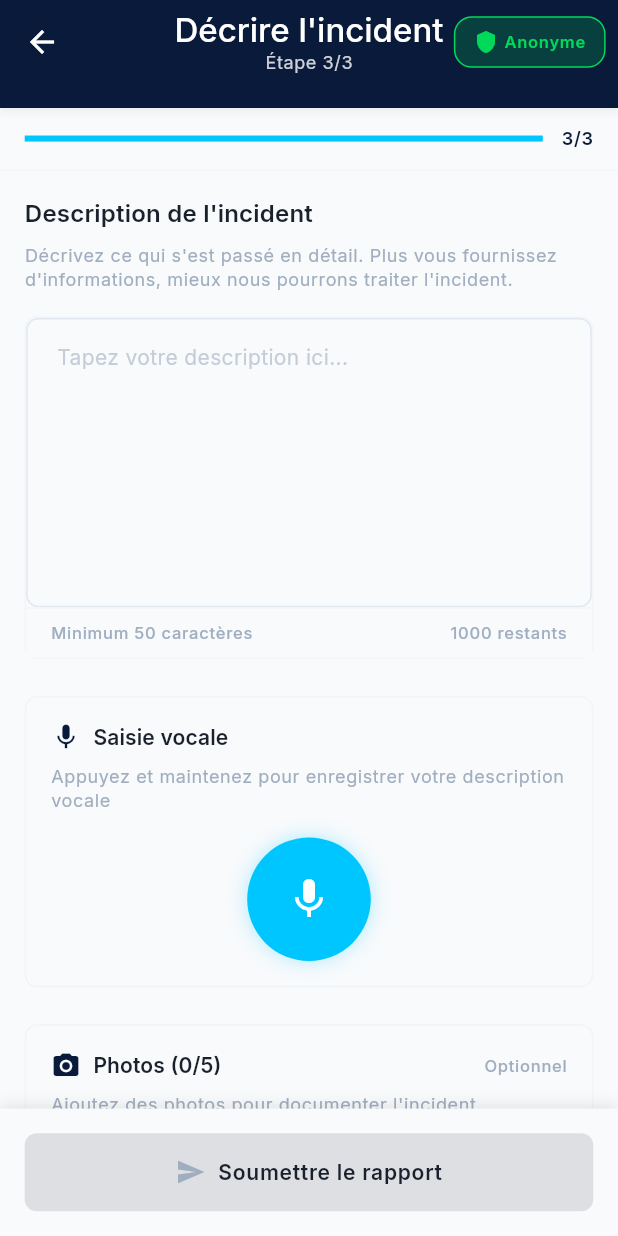
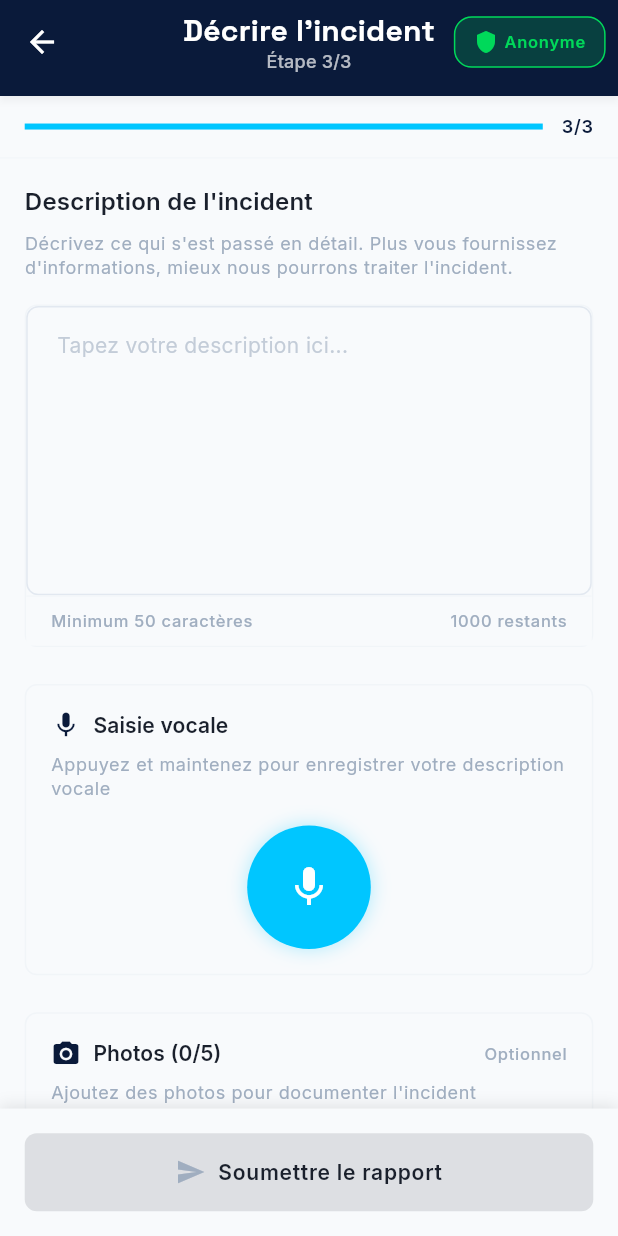
Before and after one commit to DevJB-cmd/AeroSafe, a Flutter app: the DescriptionInput screen opened by its route, on a phone screen of 412 x 824 dp. Run offline on Flutter 3.47's test engine with Material 3 defaults, Android fonts, the light colour scheme and no system bars; our stand-ins replace cached_network_image, connectivity_plus, fl_chart, flutter_map, flutter_svg, geolocator and 10 more; missing offline and left inert: mobile_scanner, record; accounts and stored records are empty; statements that could not run were skipped.

Commit message:
Update custom_app_bar.dart

```diff
--- a/lib/widgets/custom_app_bar.dart
+++ b/lib/widgets/custom_app_bar.dart
@@ -1,71 +1,76 @@
 import 'package:flutter/material.dart';
 import 'package:flutter/services.dart';
+import 'package:google_fonts/google_fonts.dart';
 
-/// Custom app bar for aviation safety application
-/// Implements aerospace minimalism with clean geometry and institutional trust
-/// Supports various configurations for different screen contexts
+/// ================================
+/// AppBar Variants
+/// ================================
 enum CustomAppBarVariant {
-  /// Standard app bar with title and optional actions
   standard,
-
-  /// App bar with back button for navigation stack
+  compact,
   withBack,
-
-  /// App bar with search functionality
   withSearch,
-
-  /// Transparent app bar for overlay contexts
   transparent,
-
-  /// App bar for admin dashboard with status indicators
   admin,
 }
 
+/// ================================
+/// Custom App Bar
+/// ================================
 class CustomAppBar extends StatelessWidget implements PreferredSizeWidget {
-  /// Title text displayed in the app bar
   final String title;
+  final String? subtitle;
 
-  /// Variant of the app bar
   final CustomAppBarVariant variant;
 
-  /// Optional leading widget (overrides default back button)
   final Widget? leading;
-
-  /// Optional actions displayed on the right side
   final List<Widget>? actions;
 
-  /// Callback for search functionality
-  final Function(String)? onSearch;
+  final bool centerTitle;
+  final bool automaticallyImplyLeading;
 
-  /// Whether to show elevation shadow
+  final Color? backgroundColor;
+  final Color? foregroundColor;
+
   final bool showElevation;
 
-  /// Optional subtitle for additional context
-  final String? subtitle;
+  /// Search
+  final ValueChanged<String>? onSearch;
 
-  /// Whether to center the title
-  final bool centerTitle;
+  /// Role / admin
+  final bool showRoleBadge;
+  final String? roleType;
 
-  /// Custom background color (overrides theme)
-  final Color? backgroundColor;
+  /// Optional bottom (TabBar, etc.)
+  final PreferredSizeWidget? bottom;
 
   const CustomAppBar({
     super.key,
     required this.title,
+    this.subtitle,
     this.variant = CustomAppBarVariant.standard,
     this.leading,
     this.actions,
+    this.centerTitle = true,
+    this.automaticallyImplyLeading = true,
+    this.backgroundColor,
+    this.foregroundColor,
+    this.showElevation = true,
     this.onSearch,
-    this.showElevation = true,
-    this.subtitle,
-    this.centerTitle = true,
-    this.backgroundColor,
+    this.showRoleBadge = false,
+    this.roleType,
+    this.bottom,
   });
 
   @override
-  Size get preferredSize => Size.fromHeight(
-        subtitle != null ? 72.0 : 56.0,
-      );
+  Size get preferredSize {
+    final double baseHeight =
+        variant == CustomAppBarVariant.compact ? 56 : 64;
+    final double extra =
+        subtitle != null && variant == CustomAppBarVariant.admin ? 16 : 0;
+    final double bottomHeight = bottom?.preferredSize.height ?? 0;
+    return Size.fromHeight(baseHeight + extra + bottomHeight);
+  }
 
   @override
   Widget build(BuildContext context) {
@@ -73,19 +78,20 @@
     final colorScheme = theme.colorScheme;
 
     switch (variant) {
-      case CustomAppBarVariant.standard:
-        return _buildStandardAppBar(context, theme, colorScheme);
-      case CustomAppBarVariant.withBack:
-        return _buildWithBackAppBar(context, theme, colorScheme);
       case CustomAppBarVariant.withSearch:
-        return _buildWithSearchAppBar(context, theme, colorScheme);
+        return _buildSearchAppBar(context, theme, colorScheme);
       case CustomAppBarVariant.transparent:
         return _buildTransparentAppBar(context, theme, colorScheme);
       case CustomAppBarVariant.admin:
         return _buildAdminAppBar(context, theme, colorScheme);
+      default:
+        return _buildStandardAppBar(context, theme, colorScheme);
     }
   }
 
+  /// ================================
+  /// STANDARD / COMPACT / WITH BACK
+  /// ================================
   Widget _buildStandardAppBar(
     BuildContext context,
     ThemeData theme,
@@ -93,17 +99,21 @@
   ) {
     return AppBar(
       backgroundColor: backgroundColor ?? colorScheme.primary,
-      foregroundColor: colorScheme.onPrimary,
-      elevation: showElevation ? 2.0 : 0,
+      foregroundColor: foregroundColor ?? colorScheme.onPrimary,
+      elevation: showElevation ? 2 : 0,
       centerTitle: centerTitle,
-      leading: leading,
-      title: _buildTitle(theme, colorScheme.onPrimary),
+      leading: _buildLeading(context),
+      title: _buildTitle(theme, foregroundColor ?? colorScheme.onPrimary),
       actions: actions,
+      bottom: bottom,
       systemOverlayStyle: SystemUiOverlayStyle.light,
     );
   }
 
-  Widget _buildWithBackAppBar(
+  /// ================================
+  /// SEARCH
+  /// ================================
+  Widget _buildSearchAppBar(
     BuildContext context,
     ThemeData theme,
     ColorScheme colorScheme,
@@ -111,34 +121,9 @@
     return AppBar(
       backgroundColor: backgroundColor ?? colorScheme.primary,
       foregroundColor: colorScheme.onPrimary,
-      elevation: showElevation ? 2.0 : 0,
-      centerTitle: centerTitle,
-      leading: leading ??
-          IconButton(
-            icon: const Icon(Icons.arrow_back),
-            onPressed: () {
-              HapticFeedback.lightImpact();
-              Navigator.of(context).pop();
-            },
-            tooltip: 'Back',
-          ),
-      title: _buildTitle(theme, colorScheme.onPrimary),
-      actions: actions,
-      systemOverlayStyle: SystemUiOverlayStyle.light,
-    );
-  }
-
-  Widget _buildWithSearchAppBar(
-    BuildContext context,
-    ThemeData theme,
-    ColorScheme colorScheme,
-  ) {
-    return AppBar(
-      backgroundColor: backgroundColor ?? colorScheme.primary,
-      foregroundColor: colorScheme.onPrimary,
-      elevation: showElevation ? 2.0 : 0,
+      elevation: showElevation ? 2 : 0,
       centerTitle: false,
-      leading: leading,
+      leading: _buildLeading(context),
       title: Container(
         height: 40,
         decoration: BoxDecoration(
@@ -147,24 +132,18 @@
         ),
         child: TextField(
           onChanged: onSearch,
-          style: theme.textTheme.bodyMedium?.copyWith(
-            color: colorScheme.onPrimary,
-          ),
+          style: theme.textTheme.bodyMedium
+              ?.copyWith(color: colorScheme.onPrimary),
           decoration: InputDecoration(
-            hintText: 'Search incidents...',
+            hintText: 'Search...',
             hintStyle: theme.textTheme.bodyMedium?.copyWith(
               color: colorScheme.onPrimary.withValues(alpha: 0.7),
             ),
             prefixIcon: Icon(
               Icons.search,
               color: colorScheme.onPrimary.withValues(alpha: 0.7),
-              size: 20,
             ),
             border: InputBorder.none,
-            contentPadding: const EdgeInsets.symmetric(
-              horizontal: 16,
-              vertical: 8,
-            ),
           ),
         ),
       ),
@@ -173,6 +152,9 @@
     );
   }
 
+  /// ================================
+  /// TRANSPARENT
+  /// ================================
   Widget _buildTransparentAppBar(
     BuildContext context,
     ThemeData theme,
@@ -180,73 +162,25 @@
   ) {
     return AppBar(
       backgroundColor: Colors.transparent,
-      foregroundColor: colorScheme.onSurface,
       elevation: 0,
       centerTitle: centerTitle,
-      leading: leading ??
-          IconButton(
-            icon: Container(
-              padding: const EdgeInsets.all(8),
-              decoration: BoxDecoration(
-                color: colorScheme.surface.withValues(alpha: 0.9),
-                shape: BoxShape.circle,
-                boxShadow: [
-                  BoxShadow(
-                    color: colorScheme.shadow.withValues(alpha: 0.2),
-                    blurRadius: 4,
-                    offset: const Offset(0, 2),
-                  ),
-                ],
-              ),
-              child: Icon(
-                Icons.arrow_back,
-                color: colorScheme.onSurface,
-                size: 20,
-              ),
-            ),
-            onPressed: () {
-              HapticFeedback.lightImpact();
-              Navigator.of(context).pop();
-            },
-            tooltip: 'Back',
-          ),
+      leading: _buildLeading(context),
       title: Container(
-        padding: const EdgeInsets.symmetric(horizontal: 16, vertical: 8),
+        padding: const EdgeInsets.symmetric(horizontal: 12, vertical: 6),
         decoration: BoxDecoration(
           color: colorScheme.surface.withValues(alpha: 0.9),
           borderRadius: BorderRadius.circular(8),
-          boxShadow: [
-            BoxShadow(
-              color: colorScheme.shadow.withValues(alpha: 0.2),
-              blurRadius: 4,
-              offset: const Offset(0, 2),
-            ),
-          ],
         ),
         child: _buildTitle(theme, colorScheme.onSurface),
       ),
-      actions: actions
-          ?.map((action) => Container(
-                margin: const EdgeInsets.only(right: 8),
-                padding: const EdgeInsets.all(8),
-                decoration: BoxDecoration(
-                  color: colorScheme.surface.withValues(alpha: 0.9),
-                  shape: BoxShape.circle,
-                  boxShadow: [
-                    BoxShadow(
-                      color: colorScheme.shadow.withValues(alpha: 0.2),
-                      blurRadius: 4,
-                      offset: const Offset(0, 2),
-                    ),
-                  ],
-                ),
-                child: action,
-              ))
-          .toList(),
+      actions: actions,
       systemOverlayStyle: SystemUiOverlayStyle.dark,
     );
   }
 
+  /// ================================
+  /// ADMIN
+  /// ================================
   Widget _buildAdminAppBar(
     BuildContext context,
     ThemeData theme,
@@ -255,9 +189,9 @@
     return AppBar(
       backgroundColor: backgroundColor ?? colorScheme.primary,
       foregroundColor: colorScheme.onPrimary,
-      elevation: showElevation ? 2.0 : 0,
+      elevation: showElevation ? 2 : 0,
       centerTitle: centerTitle,
-      leading: leading,
+      leading: _buildLeading(context),
       title: Column(
         crossAxisAlignment:
             centerTitle ? CrossAxisAlignment.center : CrossAxisAlignment.start,
@@ -265,64 +199,35 @@
         children: [
           Text(
             title,
-            style: theme.textTheme.titleLarge?.copyWith(
+            style: GoogleFonts.spaceGrotesk(
+              fontSize: 20,
+              fontWeight: FontWeight.w700,
               color: colorScheme.onPrimary,
-              fontWeight: FontWeight.w500,
             ),
           ),
           if (subtitle != null)
             Text(
               subtitle!,
-              style: theme.textTheme.bodySmall?.copyWith(
+              style: GoogleFonts.inter(
+                fontSize: 12,
                 color: colorScheme.onPrimary.withValues(alpha: 0.8),
               ),
             ),
         ],
       ),
       actions: [
-        // Status indicator for admin
-        Container(
-          margin: const EdgeInsets.only(right: 8),
-          padding: const EdgeInsets.symmetric(horizontal: 12, vertical: 6),
-          decoration: BoxDecoration(
-            color: const Color(0xFF00D95A).withValues(alpha: 0.2),
-            borderRadius: BorderRadius.circular(12),
-            border: Border.all(
-              color: const Color(0xFF00D95A),
-              width: 1,
-            ),
-          ),
-          child: Row(
-            mainAxisSize: MainAxisSize.min,
-            children: [
-              Container(
-                width: 8,
-                height: 8,
-                decoration: const BoxDecoration(
-                  color: Color(0xFF00D95A),
-                  shape: BoxShape.circle,
-                ),
-              ),
-              const SizedBox(width: 6),
-              Text(
-                'ADMIN',
-                style: theme.textTheme.labelSmall?.copyWith(
-                  color: colorScheme.onPrimary,
-                  fontWeight: FontWeight.w600,
-                  letterSpacing: 0.5,
-                ),
-              ),
-            ],
-          ),
-        ),
+        _buildAdminBadge(theme),
         if (actions != null) ...actions!,
       ],
       systemOverlayStyle: SystemUiOverlayStyle.light,
     );
   }
 
-  Widget _buildTitle(ThemeData theme, Color textColor) {
-    if (subtitle != null) {
+  /// ================================
+  /// HELPERS
+  /// ================================
+  Widget _buildTitle(ThemeData theme, Color color) {
+    if (subtitle != null && variant != CustomAppBarVariant.admin) {
       return Column(
         crossAxisAlignment:
             centerTitle ? CrossAxisAlignment.center : CrossAxisAlignment.start,
@@ -330,25 +235,106 @@
         children: [
           Text(
             title,
-            style: theme.textTheme.titleLarge?.copyWith(
-              color: textColor,
-              fontWeight: FontWeight.w500,
+            style: GoogleFonts.spaceGrotesk(
+              fontSize: 20,
+              fontWeight: FontWeight.w700,
+              color: color,
             ),
           ),
           Text(
             subtitle!,
-            style: theme.textTheme.bodySmall?.copyWith(
-              color: textColor.withValues(alpha: 0.8),
+            style: GoogleFonts.inter(
+              fontSize: 12,
+              color: color.withValues(alpha: 0.7),
             ),
           ),
         ],
       );
     }
-    return Text(
-      title,
-      style: theme.textTheme.titleLarge?.copyWith(
-        color: textColor,
-        fontWeight: FontWeight.w500,
+
+    return Row(
+      mainAxisSize: MainAxisSize.min,
+      children: [
+        Text(
+          title,
+          style: GoogleFonts.spaceGrotesk(
+            fontSize: 20,
+            fontWeight: FontWeight.w700,
+            color: color,
+          ),
+        ),
+        if (showRoleBadge && roleType != null) ...[
+          const SizedBox(width: 8),
+          _buildRoleBadge(theme),
+        ],
+      ],
+    );
+  }
+
+  Widget _buildLeading(BuildContext context) {
+    if (leading != null) return leading;
+
+    if (variant == CustomAppBarVariant.withBack ||
+        automaticallyImplyLeading &&
+            (ModalRoute.of(context)?.canPop ?? false)) {
+      return IconButton(
+        icon: const Icon(Icons.arrow_back),
+        onPressed: () {
+          HapticFeedback.lightImpact();
+          Navigator.of(context).pop();
+        },
+      );
+    }
+    return null;
+  }
+
+  Widget _buildRoleBadge(ThemeData theme) {
+    final scheme = theme.colorScheme;
+    final isAdmin = roleType?.toLowerCase() == 'admin';
+
+    return Container(
+      padding: const EdgeInsets.symmetric(horizontal: 8, vertical: 4),
+      decoration: BoxDecoration(
+        color: (isAdmin ? scheme.secondary : scheme.primary)
+            .withValues(alpha: 0.2),
+        borderRadius: BorderRadius.circular(4),
+        border: Border.all(
+          color: isAdmin ? scheme.secondary : scheme.primary,
+        ),
+      ),
+      child: Text(
+        roleType!.toUpperCase(),
+        style: GoogleFonts.inter(
+          fontSize: 10,
+          fontWeight: FontWeight.w600,
+          color: isAdmin ? scheme.secondary : scheme.primary,
+        ),
+      ),
+    );
+  }
+
+  Widget _buildAdminBadge(ThemeData theme) {
+    return Container(
+      margin: const EdgeInsets.only(right: 8),
+      padding: const EdgeInsets.symmetric(horizontal: 10, vertical: 4),
+      decoration: BoxDecoration(
+        color: const Color(0xFF00D95A).withValues(alpha: 0.2),
+        borderRadius: BorderRadius.circular(12),
+        border: Border.all(color: const Color(0xFF00D95A)),
+      ),
+      child: Row(
+        children: [
+          const CircleAvatar(radius: 4, backgroundColor: Color(0xFF00D95A)),
+          const SizedBox(width: 6),
+          Text(
+            'ADMIN',
+            style: GoogleFonts.inter(
+              fontSize: 10,
+              fontWeight: FontWeight.w600,
+              color: theme.colorScheme.onPrimary,
+            ),
+          ),
+        ],
       ),
     );
   }
```
